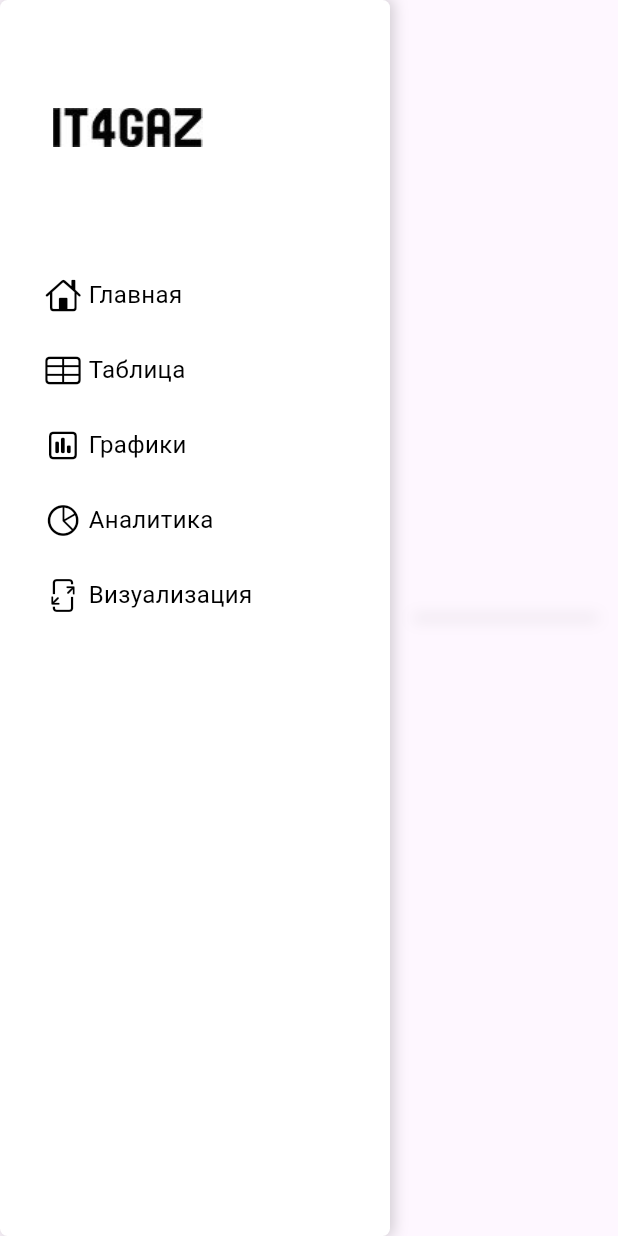
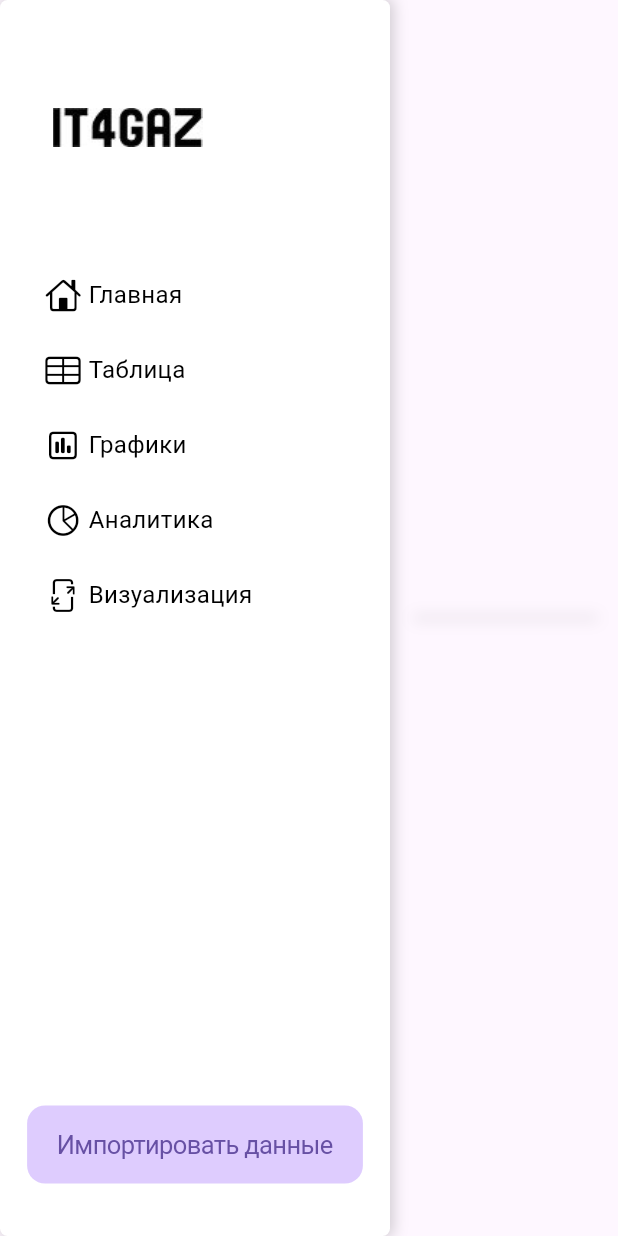
Before and after one commit to d3str0it/d3_project, a Flutter app: the screen it shows after launch, on a phone screen of 412 x 824 dp. Run offline on Flutter 3.47's test engine with Material 3 defaults, Android fonts, the phone set to English and light mode, and no system bars; our stand-ins replace bloc, dio, file_picker, fl_chart, flutter_bloc, freezed_annotation and 3 more; missing offline and left inert: masked_text, pressable; generated files the repository leaves out were written again.

Commit message:
feat: implement import files

```diff
--- a/lib/main.dart
+++ b/lib/main.dart
@@ -1,3 +1,6 @@
+import 'dart:io';
+
+import 'package:file_picker/file_picker.dart';
 import 'package:flutter/cupertino.dart';
 import 'package:flutter/material.dart';
 import 'package:flutter_bloc/flutter_bloc.dart';
@@ -18,7 +21,6 @@ void main() async {
   await setupLocator();
 
   Bloc.observer = MainBlocObserver();
-
 
   runApp(const MyApp());
 }
@@ -78,7 +80,13 @@ class MainScreen extends StatelessWidget {
                         Assets.logo.it4gazLogo.image(width: 100, height: 100),
                   ),
                   const SizedBox(height: 35),
-                  Column(
+                  Expanded(
+                    child: Column(
+                      mainAxisAlignment: MainAxisAlignment.spaceBetween,
+                      mainAxisSize: MainAxisSize.max,
+                      children: [
+                        Expanded(
+                          child: Column(
                             children: [
                               NavigationButtonWidget(
                                 navigateTo: const HomeScreen(),
@@ -118,11 +126,36 @@ class MainScreen extends StatelessWidget {
                                 icon: CupertinoIcons
                                     .rectangle_arrow_up_right_arrow_down_left,
                                 isSelected: state.isNotEmpty
-                            ? state.last.runtimeType == VisualizationScreen
+                                    ? state.last.runtimeType ==
+                                        VisualizationScreen
                                     : false,
                               ),
                             ],
                           ),
+                        ),
+                        CupertinoButton(
+                          color: const Color(0xffDECCFE),
+                          onPressed: () async {
+                            FilePickerResult? result =
+                                await FilePicker.platform.pickFiles();
+
+                            if (result != null) {
+                              File file = File(result.files.single.path!);
+                              if (context.mounted) {
+                                context
+                                    .read<LoadDataController>()
+                                    .analyze(file);
+                              }
+                            } else {
+                              // User canceled the picker
+                            }
+                          },
+                          child: const Text('Импортировать данные'),
+                        ),
+                      ],
+                    ),
+                  ),
+                  const SizedBox(height: 35),
                 ],
               ),
             ),
```
Lines whose indentation alone changed are shown as unchanged.
